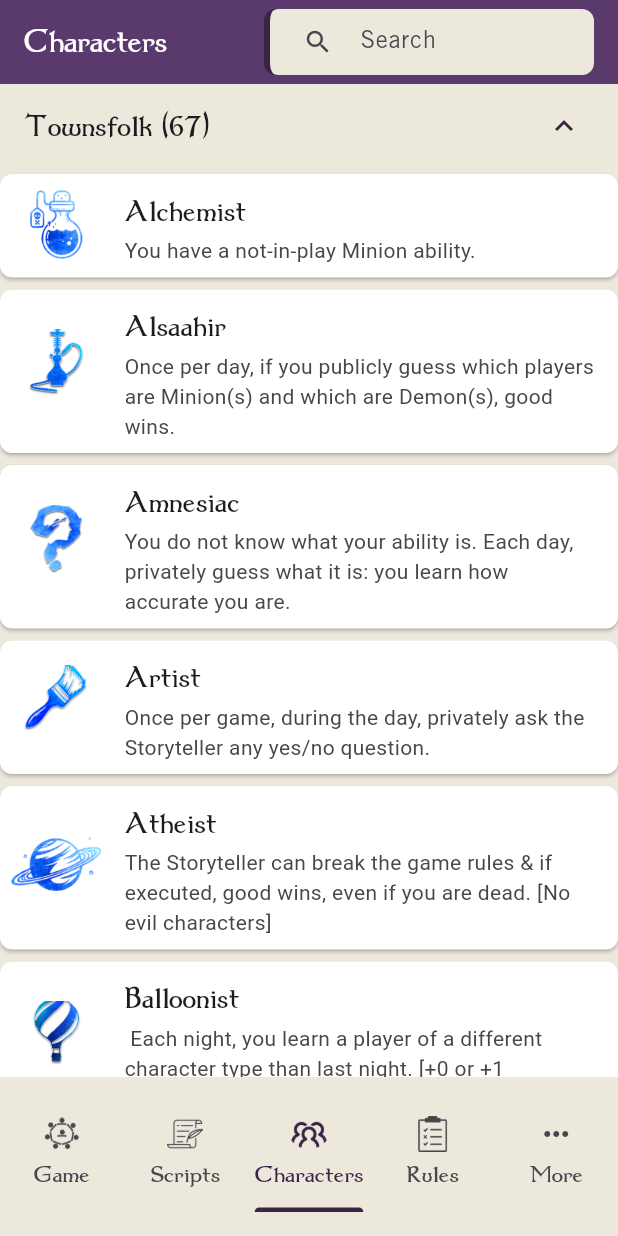
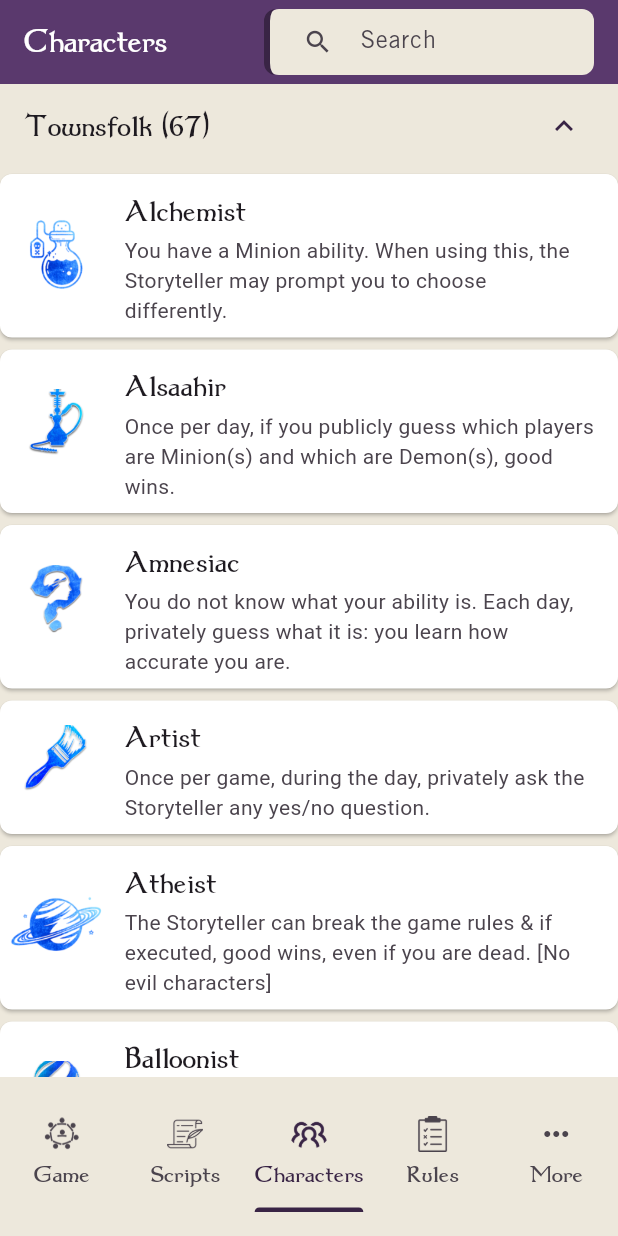
Before and after one commit to marianapatcosta/the-investigators-clues, a Flutter app: the screen it shows after launch, item 3 of the bottom bar chosen, on a phone screen of 412 x 824 dp. Run offline on Flutter 3.47's test engine with Material 3 defaults, Android fonts, the light colour scheme and no system bars; our stand-ins replace flutter_riverpod, shared_preferences, shimmer, webview_flutter; missing offline and left inert: flutter_circular_text; generated files the repository leaves out were written again.

Commit message:
Update alchemist ability

```diff
--- a/lib/data/characters.dart
+++ b/lib/data/characters.dart
@@ -19,12 +19,14 @@ const charactersJson = [
     "name": "Alchemist",
     "edition": "",
     "team": "townsfolk",
-    "firstNightReminder": "Show the Alchemist a not-in-play Minion token",
+    "firstNightReminder":
+        "Show the Alchemist the 'You are' token and the character token of a Minion",
     "otherNightReminder": "",
     "reminders": [],
     "remindersGlobal": ["Is the Alchemist"],
     "setup": false,
-    "ability": "You have a not-in-play Minion ability.",
+    "ability":
+        "You have a Minion ability. When using this, the Storyteller may prompt you to choose differently.",
   },
   {
     "id": "alhadikhia",
```
